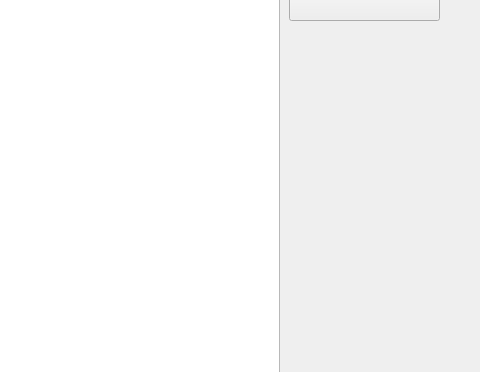
Old version of the form widget.ui in the repository markoAguilar/Baseball; both pictures show x 701 to 1181 and y 100 to 472 of the 1181 by 724 pixel window.
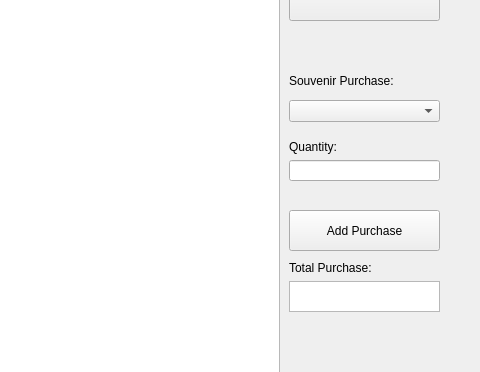
New version of the form. The open tabs and pages were chosen to show the change.

Patch:
```diff
--- a/widget.ui
+++ b/widget.ui
@@ -231,6 +231,99 @@
       </item>
      </layout>
     </widget>
+    <widget class="QLabel" name="label_9">
+     <property name="geometry">
+      <rect>
+       <x>980</x>
+       <y>160</y>
+       <width>151</width>
+       <height>41</height>
+      </rect>
+     </property>
+     <property name="text">
+      <string>Souvenir Purchase:</string>
+     </property>
+    </widget>
+    <widget class="QComboBox" name="comboBox_PurchaseSouvenir">
+     <property name="geometry">
+      <rect>
+       <x>980</x>
+       <y>200</y>
+       <width>151</width>
+       <height>22</height>
+      </rect>
+     </property>
+    </widget>
+    <widget class="QPushButton" name="pushButton_Add_Purchase">
+     <property name="geometry">
+      <rect>
+       <x>980</x>
+       <y>310</y>
+       <width>151</width>
+       <height>41</height>
+      </rect>
+     </property>
+     <property name="text">
+      <string>Add Purchase</string>
+     </property>
+    </widget>
+    <widget class="QWidget" name="">
+     <property name="geometry">
+      <rect>
+       <x>980</x>
+       <y>240</y>
+       <width>151</width>
+       <height>41</height>
+      </rect>
+     </property>
+     <layout class="QVBoxLayout" name="verticalLayout">
+      <item>
+       <widget class="QLabel" name="label_10">
+        <property name="text">
+         <string>Quantity:</string>
+        </property>
+       </widget>
+      </item>
+      <item>
+       <widget class="QLineEdit" name="lineEdit_QuantityPurchase"/>
+      </item>
+     </layout>
+    </widget>
+    <widget class="QWidget" name="">
+     <property name="geometry">
+      <rect>
+       <x>980</x>
+       <y>360</y>
+       <width>153</width>
+       <height>52</height>
+      </rect>
+     </property>
+     <layout class="QVBoxLayout" name="verticalLayout_2">
+      <item>
+       <widget class="QLabel" name="label_11">
+        <property name="text">
+         <string>Total Purchase:</string>
+        </property>
+       </widget>
+      </item>
+      <item>
+       <widget class="QTextBrowser" name="textBrowser_Total_Purchase">
+        <property name="minimumSize">
+         <size>
+          <width>151</width>
+          <height>31</height>
+         </size>
+        </property>
+        <property name="maximumSize">
+         <size>
+          <width>151</width>
+          <height>31</height>
+         </size>
+        </property>
+       </widget>
+      </item>
+     </layout>
+    </widget>
    </widget>
    <widget class="QWidget" name="page_National">
     <widget class="QTableWidget" name="tableWidget_National">
```
Left out of the diff: 215 changed lines with no effect on the pictures.
